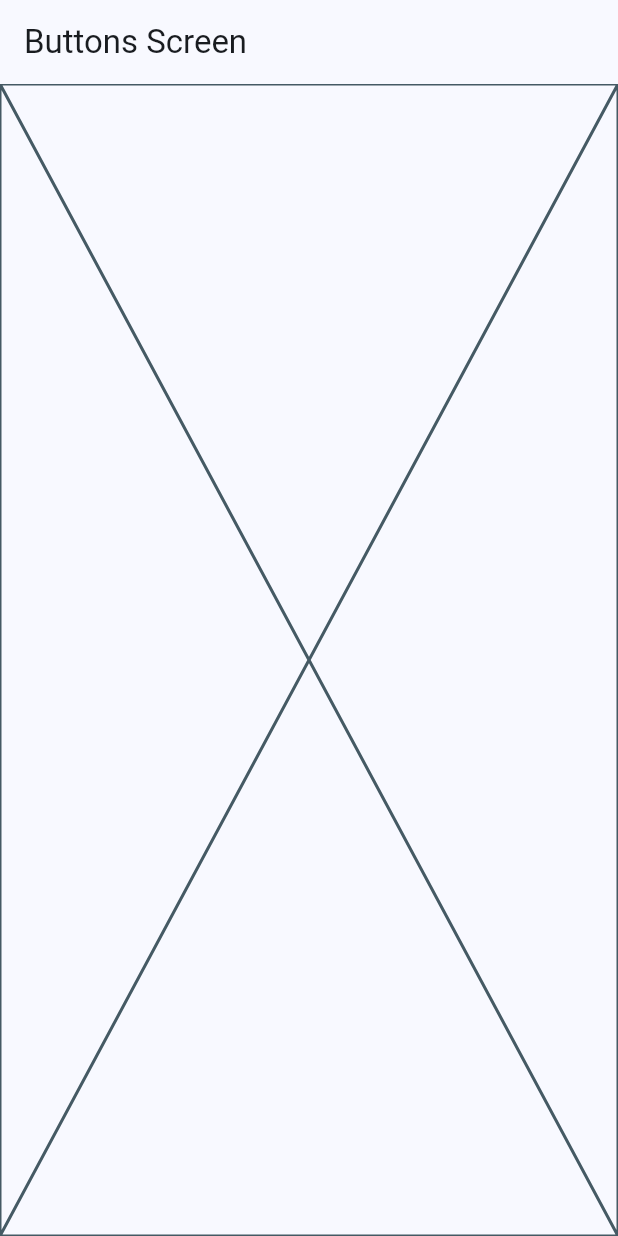
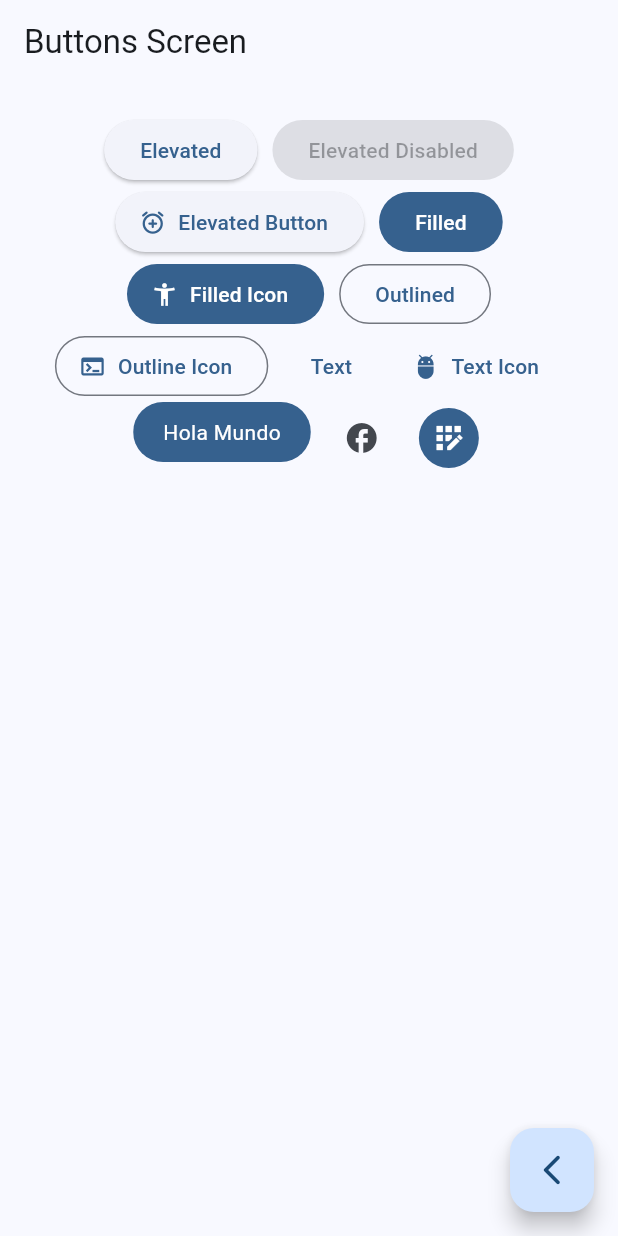
Before and after one commit to KevinBSC97/widgets-app, a Flutter app: the ButtonsScreen screen opened by its route, on a phone screen of 412 x 824 dp. Run offline on Flutter 3.47's test engine with Material 2 defaults, Android fonts, the phone set to English and light mode, and no system bars; our stand-ins replace go_router.

Commit message:
buttons screen finalizado

```diff
--- a/lib/presentation/screens/buttons/buttons_screen.dart
+++ b/lib/presentation/screens/buttons/buttons_screen.dart
@@ -1,4 +1,5 @@
 import 'package:flutter/material.dart';
+import 'package:go_router/go_router.dart';
 
 class ButtonsScreen extends StatelessWidget {
   static const String name = 'buttons_screen';
@@ -11,7 +12,100 @@ class ButtonsScreen extends StatelessWidget {
       appBar: AppBar(
         title: const Text('Buttons Screen'),
       ),
-      body: const Placeholder(),
+      body: const _ButtonsView(),
+      floatingActionButton: FloatingActionButton(
+        child: const Icon(Icons.arrow_back_ios_new_rounded),
+        onPressed: (){
+          context.pop();
+        },
+      ),
     );
   }
 }
+
+class _ButtonsView extends StatelessWidget {
+  const _ButtonsView();
+
+  @override
+  Widget build(BuildContext context) {
+    final colors = Theme.of(context).colorScheme;
+
+    return SizedBox(
+      width: double.infinity,
+      child: Padding(
+        padding: const EdgeInsets.symmetric(horizontal: 10, vertical: 20),
+        child: Wrap(
+          spacing: 10,
+          alignment: WrapAlignment.center,
+          children: [
+            ElevatedButton(onPressed: () {}, child: const Text('Elevated')),
+            const ElevatedButton(onPressed: null, child: Text('Elevated Disabled')),
+            ElevatedButton.icon(
+              onPressed: () {},
+              icon: const Icon(Icons.alarm_add_rounded),
+              label: const Text('Elevated Button')
+            ),
+
+            FilledButton(onPressed: () {}, child: const Text('Filled')),
+            FilledButton.icon(
+              onPressed: () {},
+              icon: const Icon(Icons.accessibility_new),
+              label: const Text('Filled Icon')
+            ),
+
+            OutlinedButton(onPressed: () {}, child: const Text('Outlined')),
+            OutlinedButton.icon(
+              onPressed: () {},
+              icon: const Icon(Icons.terminal),
+              label: const Text('Outline Icon')
+            ),
+
+            TextButton(onPressed: () {}, child: const Text('Text')),
+            TextButton.icon(
+              onPressed: () {},
+              icon: const Icon(Icons.adb),
+              label: const Text('Text Icon')
+            ),
+
+            const CustomButton(),
+
+            IconButton(onPressed: () {}, icon: const Icon(Icons.facebook)),
+            IconButton(
+              onPressed: () {},
+              icon: const Icon(Icons.app_registration_sharp),
+              style: ButtonStyle(
+                backgroundColor: MaterialStatePropertyAll(colors.primary),
+                iconColor: const MaterialStatePropertyAll(Colors.white),
+              ),
+            )
+          ],
+        ),
+      ),
+    );
+  }
+}
+
+
+class CustomButton extends StatelessWidget {
+  const CustomButton({super.key});
+
+  @override
+  Widget build(BuildContext context) {
+    final colors = Theme.of(context).colorScheme;
+
+
+    return ClipRRect(
+      borderRadius: BorderRadius.circular(20),
+      child: Material(
+        color: colors.primary,
+        child: InkWell(
+          onTap: () {},
+          child: const Padding(
+            padding: EdgeInsets.symmetric(horizontal: 20, vertical: 10),
+            child: Text('Hola Mundo', style: TextStyle(color: Colors.white),),
+          ),
+        ),
+      ),
+    );
+  }
+}
```
